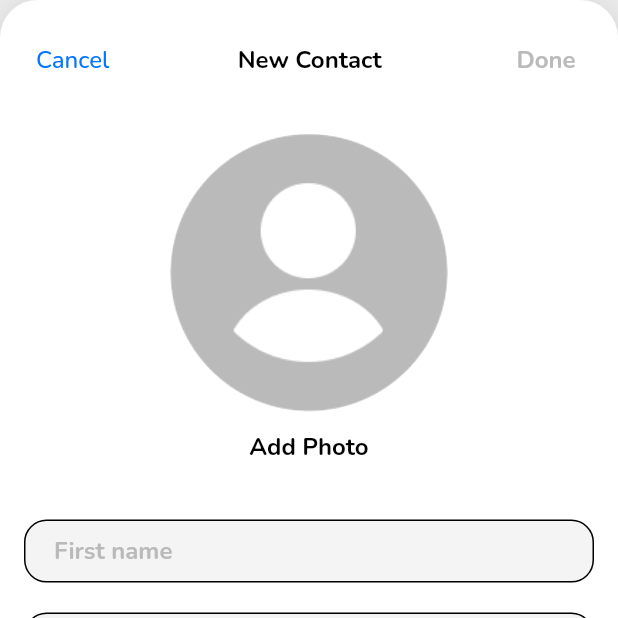
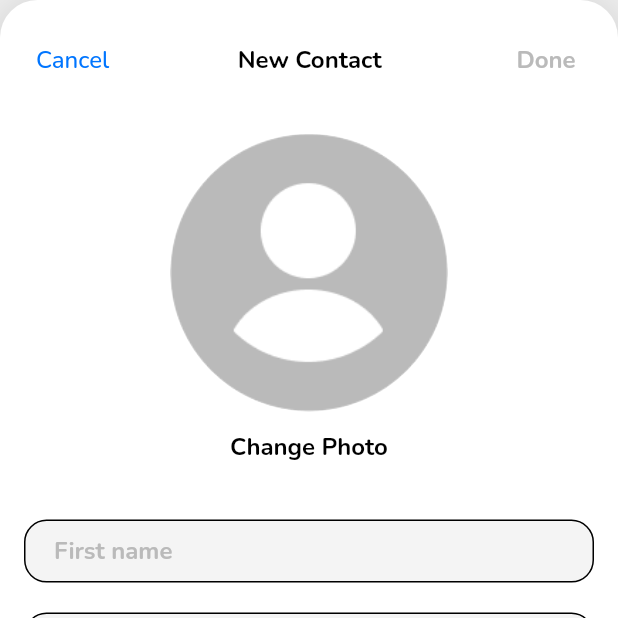
Before and after one commit to tezcanburak/nexoft, a Flutter app: the screen it shows after launch, after a tap on an icon or button, on a phone screen of 412 x 824 dp, the top half of it. Run offline on Flutter 3.47's test engine with Material 2 defaults, Android fonts, the phone set to English and light mode, and no system bars; our stand-ins replace bloc, dio, equatable, flutter_bloc, flutter_svg, google_fonts and 3 more; generated files the repository leaves out were written again; network calls fail.

Commit message:
BugFix => After update, userList & updatePage format

```diff
--- a/lib/pages/home/view/home_form.dart
+++ b/lib/pages/home/view/home_form.dart
@@ -1,3 +1,4 @@
+import 'package:image_picker/image_picker.dart';
 import 'package:nexoft/exports.dart';
 import 'package:nexoft/model/user.dart';
 import 'package:nexoft/pages/home/cubit/home_cubit.dart';
@@ -79,7 +80,7 @@ class _ContactsAndAddButton extends StatelessWidget {
           onTap: () {
             context.read<HomeCubit>().isUpdateStatusChanged(false);
             context.read<HomeCubit>().createStatusChanged(Status.idle);
-            context.read<HomeCubit>().setImage(null);
+            context.read<HomeCubit>().setImage(XFile(''));
             context.read<HomeCubit>().selectedUserChanged(const User.empty());
 
             /// This (false) is for if user use back button in the phone, and then go to another person.
@@ -178,7 +179,7 @@ class _UserList extends StatelessWidget {
                       return InkWell(
                         onTap: () {
                           context.read<HomeCubit>().isUpdateStatusChanged(true);
-                          context.read<HomeCubit>().setImage(null);
+                          context.read<HomeCubit>().setImage(XFile(''));
 
                           /// This (false) is for if user use back button in the phone, and then pick another person.
                           context.read<HomeCubit>().isUserEditableStatusChanged(false);
@@ -316,7 +317,7 @@ class _ThereIsNoContactView extends StatelessWidget {
           onPressed: () {
             context.read<HomeCubit>().isUpdateStatusChanged(false);
             context.read<HomeCubit>().createStatusChanged(Status.idle);
-            context.read<HomeCubit>().setImage(null);
+            context.read<HomeCubit>().setImage(XFile(''));
             context.read<HomeCubit>().selectedUserChanged(const User.empty());
 
             /// This (false) is for if user use back button in the phone, and then go to another person.
--- a/lib/pages/upsert_user/view/upsert_user_form.dart
+++ b/lib/pages/upsert_user/view/upsert_user_form.dart
@@ -84,7 +84,6 @@ class _CancelEditDoneButtons extends StatelessWidget {
           prev.isValid != curr.isValid ||
           prev.isUpdate != curr.isUpdate ||
           prev.selectedUser != curr.selectedUser ||
-          prev.isUserEditable != curr.isUserEditable ||
           prev.isUserEditable != curr.isUserEditable ||
           prev.createStatus != curr.createStatus ||
           prev.editedSelectedUser != curr.editedSelectedUser,
@@ -342,7 +341,8 @@ class _FirstName extends StatelessWidget {
           prev.firstName != curr.firstName ||
           prev.isUpdate != curr.isUpdate ||
           prev.selectedUser != curr.selectedUser ||
-          prev.isUserEditable != curr.isUserEditable,
+          prev.isUserEditable != curr.isUserEditable ||
+          prev.editedSelectedUser != curr.editedSelectedUser,
       builder: (context, state) {
         var isUpdate = state.isUpdate;
         var isEditable = state.isUserEditable;
@@ -378,7 +378,8 @@ class _LastName extends StatelessWidget {
           prev.lastName != curr.lastName ||
           prev.isUpdate != curr.isUpdate ||
           prev.selectedUser != curr.selectedUser ||
-          prev.isUserEditable != curr.isUserEditable,
+          prev.isUserEditable != curr.isUserEditable ||
+          prev.editedSelectedUser != curr.editedSelectedUser,
       builder: (context, state) {
         var isUpdate = state.isUpdate;
         var isEditable = state.isUserEditable;
@@ -417,7 +418,8 @@ class _PhoneNumber extends StatelessWidget {
           prev.phoneNumber != curr.phoneNumber ||
           prev.isUpdate != curr.isUpdate ||
           prev.selectedUser != curr.selectedUser ||
-          prev.isUserEditable != curr.isUserEditable,
+          prev.isUserEditable != curr.isUserEditable ||
+          prev.editedSelectedUser != curr.editedSelectedUser,
       builder: (context, state) {
         var isUpdate = state.isUpdate;
         var isEditable = state.isUserEditable;
```
Also changed, not shown: lib/pages/home/cubit/home_cubit.dart (+13 -3 lines).
